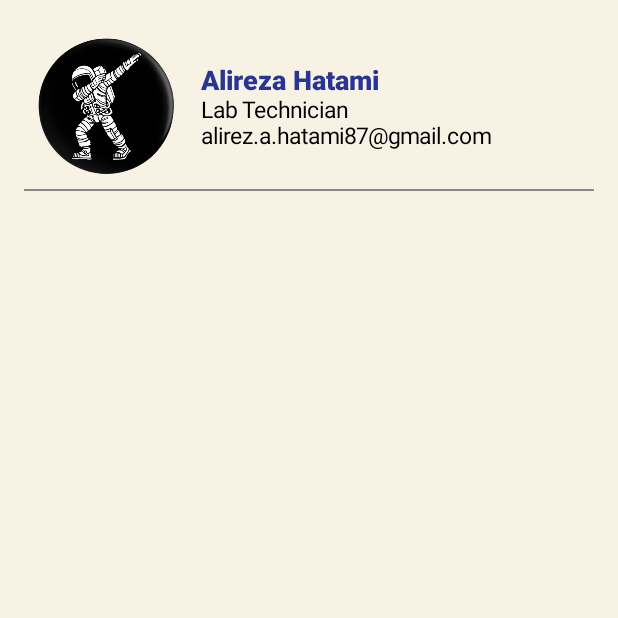
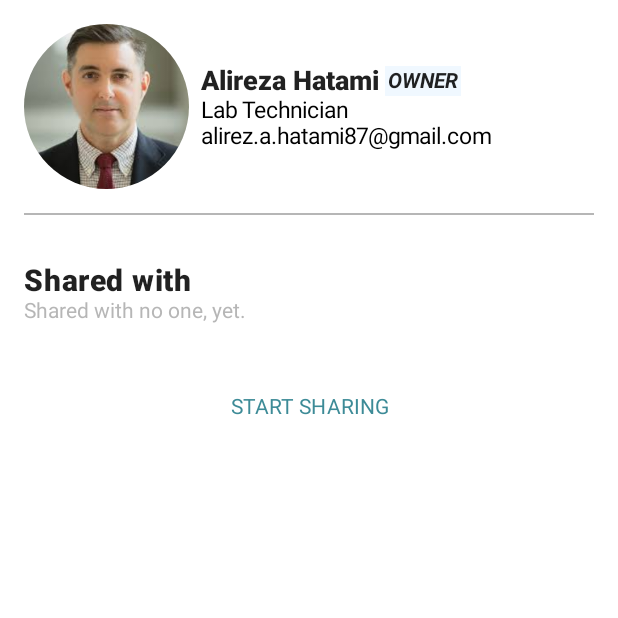
Before and after one commit to fekri8614/ThermoCall-example, an Android app built with Jetpack Compose: the composable ProfileScreen shown on its own in the app's theme, on a phone screen of 412 x 824 dp, the top half of it. Run offline under Robolectric (Android 15) with nearby library versions, the phone set to English and light mode, and no system bars; our stand-ins replace accompanist; 1 statement that could not run was skipped.

Commit message:
updated `Profile`

```diff
--- a/app/src/main/java/info/fekri8614/thermocall/ui/MainActivity.kt
+++ b/app/src/main/java/info/fekri8614/thermocall/ui/MainActivity.kt
@@ -110,7 +110,7 @@ class MainActivity : ComponentActivity() {
 fun MainAppUi(isFirstTime: Boolean) {
     val controller = rememberNavController()
 
-    KoinNavHost(navController = controller, startDestination = MyScreens.ProfileScreen.route) {
+    KoinNavHost(navController = controller, startDestination = MyScreens.SplashScreen.route) {
 
         composable(route = MyScreens.SignInScreen.route) {
             SignInScreen()
--- a/app/src/main/java/info/fekri8614/thermocall/ui/feature/dashboard/DashboardWidget.kt
+++ b/app/src/main/java/info/fekri8614/thermocall/ui/feature/dashboard/DashboardWidget.kt
@@ -15,6 +15,7 @@ import androidx.compose.foundation.layout.fillMaxSize
 import androidx.compose.foundation.layout.fillMaxWidth
 import androidx.compose.foundation.layout.height
 import androidx.compose.foundation.layout.padding
+import androidx.compose.foundation.layout.size
 import androidx.compose.foundation.layout.width
 import androidx.compose.foundation.lazy.LazyColumn
 import androidx.compose.foundation.shape.CircleShape
@@ -34,6 +35,7 @@ import androidx.compose.ui.graphics.Color
 import androidx.compose.ui.graphics.vector.ImageVector
 import androidx.compose.ui.text.TextStyle
 import androidx.compose.ui.text.font.FontWeight
+import androidx.compose.ui.text.style.TextAlign
 import androidx.compose.ui.unit.dp
 import androidx.compose.ui.unit.sp
 import info.fekri8614.thermocall.R
@@ -115,8 +117,8 @@ class DashboardWidget {
     ) {
         Card(
             modifier = modifier
-                .fillMaxWidth(0.9f)
-                .height(100.dp)
+                .fillMaxWidth(0.95f)
+                .height(110.dp)
                 .padding(top = 16.dp)
                 .clickable {
                     onSensorClicked.invoke(data.id)
@@ -142,11 +144,13 @@ class DashboardWidget {
                     Card(
                         backgroundColor = CardBackground,
                         shape = CircleShape,
+                        modifier =  Modifier.size(60.dp)
                     ) {
                         Text(
                             (data.currentTemperature?.temperature ?: 0).toString(),
                             style = TextStyle(fontSize = 18.sp, fontWeight = FontWeight.Black),
-                            modifier = Modifier.padding(16.dp)
+                            modifier = Modifier.padding(16.dp),
+                            textAlign = TextAlign.Center
                         )
                     }
                     Text("${data.max}", style = TextStyle(fontSize = 18.sp))
--- a/app/src/main/java/info/fekri8614/thermocall/ui/feature/profile/ProfileScreen.kt
+++ b/app/src/main/java/info/fekri8614/thermocall/ui/feature/profile/ProfileScreen.kt
@@ -15,6 +15,7 @@ import androidx.compose.foundation.layout.width
 import androidx.compose.foundation.shape.CircleShape
 import androidx.compose.material.Surface
 import androidx.compose.material.Text
+import androidx.compose.material.TextButton
 import androidx.compose.runtime.Composable
 import androidx.compose.ui.Alignment
 import androidx.compose.ui.Modifier
@@ -22,10 +23,14 @@ import androidx.compose.ui.graphics.Color
 import androidx.compose.ui.layout.ContentScale
 import androidx.compose.ui.res.painterResource
 import androidx.compose.ui.text.TextStyle
+import androidx.compose.ui.text.font.FontStyle
 import androidx.compose.ui.text.font.FontWeight
 import androidx.compose.ui.unit.dp
 import androidx.compose.ui.unit.sp
 import info.fekri8614.thermocall.R
+import info.fekri8614.thermocall.ui.theme.BlueBackground
+import info.fekri8614.thermocall.ui.theme.BlueLightBack
+import info.fekri8614.thermocall.ui.theme.TextLightColor
 
 @Composable
 fun ProfileScreen() {
@@ -45,7 +50,7 @@ fun ProfileScreen() {
                 color = Color.Transparent,
             ) {
                 Image(
-                    painter = painterResource(id = R.drawable.astro_img),
+                    painter = painterResource(id = R.drawable.person_image),
                     contentDescription = null,
                     contentScale = ContentScale.Crop,
                 )
@@ -55,14 +60,27 @@ fun ProfileScreen() {
                 horizontalAlignment = Alignment.Start,
                 verticalArrangement = Arrangement.Center,
             ) {
+                Row(
+                    verticalAlignment = Alignment.CenterVertically,
+                ) {
                     Text(
                         "Alireza Hatami",
                         style = TextStyle(
                             fontSize = 18.sp,
                             fontWeight = FontWeight.Black,
-                        color = Color(0xFF283593),
                         ),
                     )
+                    Spacer(modifier = Modifier.width(4.dp))
+                    Text(
+                        "Owner".uppercase(),
+                        modifier = Modifier
+                            .background(BlueLightBack)
+                            .padding(2.dp),
+                        style = TextStyle(
+                            fontWeight = FontWeight.Bold, fontSize = 14.sp, fontStyle = FontStyle.Italic
+                        ),
+                    )
+                }
                 Text(
                     "Lab Technician",
                     style = TextStyle(
@@ -80,7 +98,28 @@ fun ProfileScreen() {
             }
         }
         Spacer(
-            modifier = Modifier.fillMaxWidth().height(1.dp).background(Color.Gray)
+            modifier = Modifier.height(16.dp)
         )
+        Spacer(
+            modifier = Modifier
+                .fillMaxWidth()
+                .height(1.dp)
+                .background(TextLightColor)
+        )
+        Spacer(
+            modifier = Modifier.height(32.dp)
+        )
+        Column {
+            Text("Shared with", fontSize = 20.sp, fontWeight = FontWeight.Black)
+            Text("Shared with no one, yet.", style = TextStyle(color = TextLightColor))
+        }
+        Spacer(
+            modifier = Modifier.height(32.dp)
+        )
+        Row(modifier = Modifier.fillMaxWidth(), horizontalArrangement = Arrangement.Center) {
+            TextButton(onClick = { /*TODO*/ }, modifier=Modifier.fillMaxWidth(0.7f)) {
+                Text("Start sharing".uppercase(), style=  TextStyle(), modifier = Modifier.padding(8.dp))
             }
         }
+    }
+}
--- a/app/src/main/java/info/fekri8614/thermocall/ui/theme/Color.kt
+++ b/app/src/main/java/info/fekri8614/thermocall/ui/theme/Color.kt
@@ -2,12 +2,12 @@ package info.fekri8614.thermocall.ui.theme
 
 import androidx.compose.ui.graphics.Color
 
-val BackgroundMain = Color(0xFFF8F2E4)
-val BackgroundMainLight = Color(0x33F8F2E4)
+val BackgroundMain = Color(0xFFFFFFFF)
+val TextLightColor = Color(0xBF9E9E9E)
 val YellowBackground = Color(0xFFE8BC15)
 val GreenBackground = Color(0xFF3342F554)
-val BlueBackground = Color(0xFF3342A5F5)
+val BlueBackground = Color(0x4D2962FF)//3342A5F5
 val BlueLightBack = Color(66, 165, 245, 20)
-val CardBackground = Color(0xFFF2F9FF)
+val CardBackground = Color(0xFFFFFFFF)
 
 val PrimaryDarkColor = Color(0xFF3D8B97)
```
Also changed, not shown: app/src/main/res/drawable/person_image.jpg (added). Lines whose indentation alone changed are shown as unchanged.
